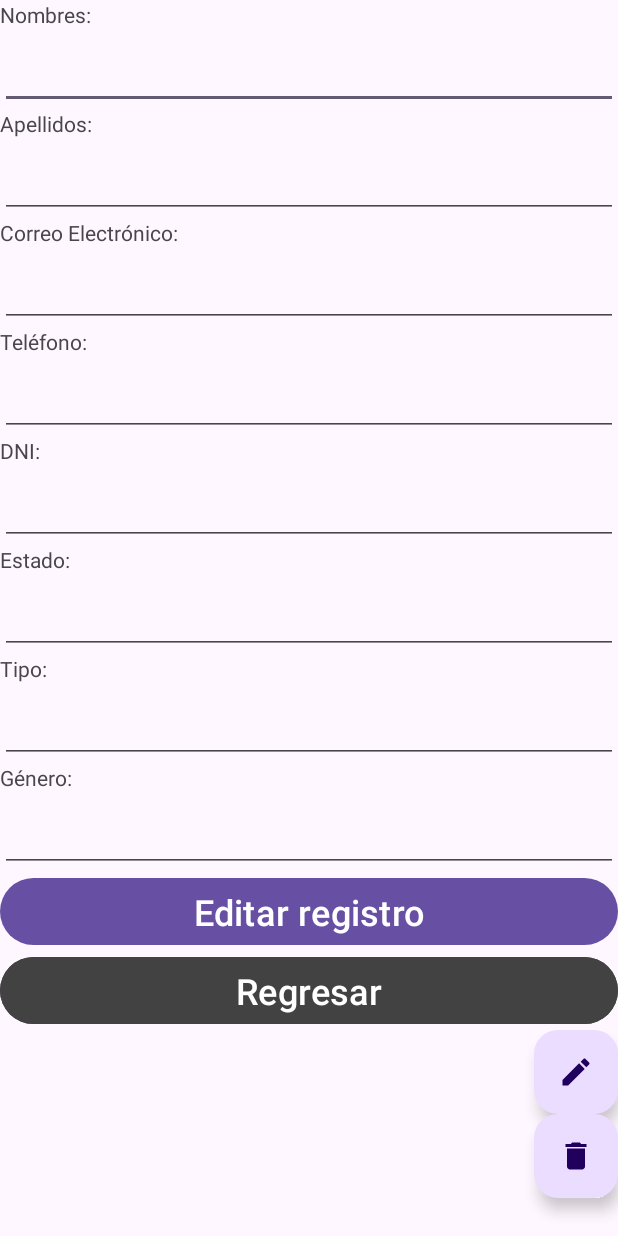
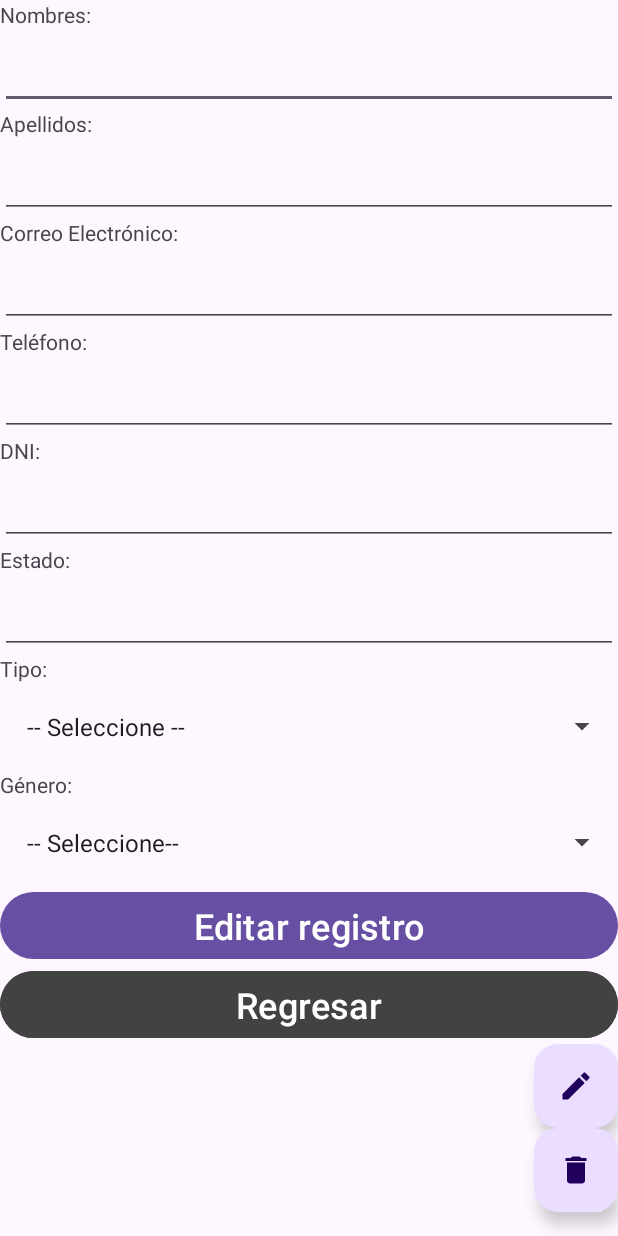
Before and after one commit to jAbensur/MyRentApp, an Android app: the ViewTenantActivity screen opened directly, with no data from a screen before it, on a phone screen of 412 x 824 dp. Run offline under Robolectric (Android 15) with nearby library versions, the phone set to English and light mode, and no system bars.

```diff
--- a/app/src/main/AndroidManifest.xml
+++ b/app/src/main/AndroidManifest.xml
@@ -19,10 +19,10 @@
             android:name="UpdateTenantActivity"
             android:exported="false" />
         <activity
-            android:name=".MainTenantActivity"
+            android:name=".NewTenantActivity"
             android:exported="false" />
         <activity
-            android:name=".NewTenantActivity"
+            android:name=".MainTenantActivity"
             android:exported="true">
             <intent-filter>
                 <action android:name="android.intent.action.MAIN" />
--- a/app/src/main/java/com/myapplication/NewTenantActivity.java
+++ b/app/src/main/java/com/myapplication/NewTenantActivity.java
@@ -37,8 +37,10 @@ public class NewTenantActivity extends AppCompatActivity {
         phoneField = findViewById(R.id.txtTnPhone);
         dniField = findViewById(R.id.txtTnDNI);
         statusField = findViewById(R.id.txtTnStatus);
+
         genderSpinner = findViewById(R.id.spnrGender);
         typeSpinner = findViewById(R.id.spnrType);
+
         saveButton = findViewById(R.id.btnSave);
         returnButton = findViewById(R.id.btnReturn);
     }
--- a/app/src/main/java/com/myapplication/UpdateTenantActivity.java
+++ b/app/src/main/java/com/myapplication/UpdateTenantActivity.java
@@ -33,8 +33,8 @@ public class UpdateTenantActivity extends AppCompatActivity {
         txtTnPhone = findViewById(R.id.txtTnPhone);
         txtTnDNI = findViewById(R.id.txtTnDNI);
         txtTnStatus = findViewById(R.id.txtTnStatus);
-        txtTnType = findViewById(R.id.txtTnType);
-        txtTnGender = findViewById(R.id.txtTnGender);
+//        txtTnType = findViewById(R.id.txtTnType);
+//        txtTnGender = findViewById(R.id.txtTnGender);
 
         btnSave = findViewById(R.id.btnSave);
         btnReturn = findViewById(R.id.btnReturn);
--- a/app/src/main/java/com/myapplication/ViewTenantActivity.java
+++ b/app/src/main/java/com/myapplication/ViewTenantActivity.java
@@ -5,8 +5,10 @@ import android.content.Intent;
 import android.os.Bundle;
 import android.text.InputType;
 import android.view.View;
+import android.widget.ArrayAdapter;
 import android.widget.Button;
 import android.widget.EditText;
+import android.widget.Spinner;
 import android.widget.Toast;
 
 import androidx.appcompat.app.AlertDialog;
@@ -18,113 +20,151 @@ import com.myapplication.viewModel.TenantViewModel;
 
 public class ViewTenantActivity extends AppCompatActivity {
 
-    EditText txtTnFirstName, txtTnLastName, txtTnEmail, txtTnPhone, txtTnDNI, txtTnStatus, txtTnType, txtTnGender;
-    Button btnSave, btnReturn;
+    private EditText firstNameField, lastNameField, emailField, phoneField, dniField, statusField;
+    private Button saveButton, returnButton;
+    private FloatingActionButton updateButton, deleteButton;
+    private Spinner genderSpinner, typeSpinner;
 
-    FloatingActionButton fabUpdate, fatDelete;
-
-    Tenant tenant;
-    int TnID = 0;
+    private Tenant tenant;
+    private int tenantId = 0;
 
     @Override
     protected void onCreate(Bundle savedInstanceState) {
         super.onCreate(savedInstanceState);
         setContentView(R.layout.activity_view_tenant);
 
-        txtTnFirstName = findViewById(R.id.txtTnFirstName);
-        txtTnLastName = findViewById(R.id.txtTnLastName);
-        txtTnEmail = findViewById(R.id.txtTnEmail);
-        txtTnPhone = findViewById(R.id.txtTnPhone);
-        txtTnDNI = findViewById(R.id.txtTnDNI);
-        txtTnStatus = findViewById(R.id.txtTnStatus);
-        txtTnType = findViewById(R.id.txtTnType);
-        txtTnGender = findViewById(R.id.txtTnGender);
+        initializeFields();
+        setupSpinners();
+        setupButtons();
 
-        btnSave = findViewById(R.id.btnSave);
-        btnReturn = findViewById(R.id.btnReturn);
-        fabUpdate = findViewById(R.id.fabUpdate);
-        fatDelete = findViewById(R.id.fatDelete);
+        tenantId = getTenantIdFromIntent(savedInstanceState);
 
-        btnReturn.setOnClickListener(new View.OnClickListener() {
-            @Override
-            public void onClick(View view) {
-                returnToMain();
-            }
+        TenantViewModel tenantViewModel = new TenantViewModel(ViewTenantActivity.this);
+        tenant = tenantViewModel.getTenantById(tenantId);
+
+        if (tenant != null) {
+            populateFields();
+            disableInputFields();
+        }
+    }
+
+    private void initializeFields() {
+        firstNameField = findViewById(R.id.txtTnFirstName);
+        lastNameField = findViewById(R.id.txtTnLastName);
+        emailField = findViewById(R.id.txtTnEmail);
+        phoneField = findViewById(R.id.txtTnPhone);
+        dniField = findViewById(R.id.txtTnDNI);
+        statusField = findViewById(R.id.txtTnStatus);
+//        typeField = findViewById(R.id.txtTnType);
+//        genderField = findViewById(R.id.txtTnGender);
+
+        genderSpinner = findViewById(R.id.spnrGender);
+        typeSpinner = findViewById(R.id.spnrType);
+
+        saveButton = findViewById(R.id.btnSave);
+        returnButton = findViewById(R.id.btnReturn);
+        updateButton = findViewById(R.id.fabUpdate);
+        deleteButton = findViewById(R.id.fatDelete);
+    }
+
+    private void setupSpinners() {
+        ArrayAdapter<CharSequence> genderAdapter = ArrayAdapter.createFromResource(this,
+                R.array.spnrGender, android.R.layout.simple_spinner_item);
+        genderAdapter.setDropDownViewResource(android.R.layout.simple_spinner_dropdown_item);
+        genderSpinner.setAdapter(genderAdapter);
+
+        ArrayAdapter<CharSequence> typeAdapter = ArrayAdapter.createFromResource(this,
+                R.array.spnrType, android.R.layout.simple_spinner_item);
+        typeAdapter.setDropDownViewResource(android.R.layout.simple_spinner_dropdown_item);
+        typeSpinner.setAdapter(typeAdapter);
+    }
+
+    private void setupButtons() {
+        returnButton.setOnClickListener(view -> returnToMain());
+
+        updateButton.setOnClickListener(view -> {
+            Intent intent = new Intent(ViewTenantActivity.this, UpdateTenantActivity.class);
+            intent.putExtra("TnID", tenantId);
+            startActivity(intent);
         });
 
-        if (savedInstanceState == null) {
-            Bundle extras = getIntent().getExtras();
-            if (extras == null) {
-                TnID = Integer.parseInt(null);
-            } else {
-                TnID = extras.getInt("TnID");
+        deleteButton.setOnClickListener(view -> showDeleteConfirmationDialog());
+    }
+
+    private int getTenantIdFromIntent(Bundle savedInstanceState) {
+        Intent intent = getIntent();
+        if (intent != null && intent.hasExtra("TnID")) {
+            return intent.getIntExtra("TnID", 0);
+        }
+        return 0;
+    }
+
+    private void populateFields() {
+        firstNameField.setText(tenant.getTnFirstName());
+        lastNameField.setText(tenant.getTnLastName());
+        emailField.setText(tenant.getTnEmail());
+        phoneField.setText(tenant.getTnPhone());
+        dniField.setText(tenant.getTnDNI());
+        statusField.setText(tenant.getTnStatus());
+
+//        typeField.setText(tenant.getTnType());
+//        genderField.setText(tenant.getTnGender());
+
+//        genderSpinner.setSelection(1);
+//        typeSpinner.setSelection(1);
+
+        setSpinnerSelection(genderSpinner, R.array.spnrGender, tenant.getTnGender());
+        setSpinnerSelection(typeSpinner, R.array.spnrType, tenant.getTnType());
+
+        saveButton.setVisibility(View.INVISIBLE);
+    }
+
+    private void setSpinnerSelection(Spinner spinner, int arrayResourceId, String value) {
+        ArrayAdapter<CharSequence> adapter = (ArrayAdapter<CharSequence>) spinner.getAdapter();
+        for (int i = 0; i < adapter.getCount(); i++) {
+            if (adapter.getItem(i).toString().equals(value)) {
+                spinner.setSelection(i);
+                break;
             }
-        } else {
-            TnID = (int) savedInstanceState.getSerializable("TnID");
         }
+    }
 
-        TenantViewModel dbContactos = new TenantViewModel(ViewTenantActivity.this);
-        tenant = dbContactos.getTenantById(TnID);
+    private void disableInputFields() {
+        firstNameField.setInputType(InputType.TYPE_NULL);
+        lastNameField.setInputType(InputType.TYPE_NULL);
+        emailField.setInputType(InputType.TYPE_NULL);
+        phoneField.setInputType(InputType.TYPE_NULL);
+        dniField.setInputType(InputType.TYPE_NULL);
+        statusField.setInputType(InputType.TYPE_NULL);
+//        typeField.setInputType(InputType.TYPE_NULL);
+//        genderField.setInputType(InputType.TYPE_NULL);
 
 
-        if (tenant != null) {
-            txtTnFirstName.setText(tenant.getTnFirstName());
-            txtTnLastName.setText(tenant.getTnLastName());
-            txtTnEmail.setText(tenant.getTnEmail());
-            txtTnPhone.setText(tenant.getTnPhone());
-            txtTnDNI.setText(tenant.getTnDNI());
-            txtTnStatus.setText(tenant.getTnStatus());
-            txtTnType.setText(tenant.getTnType());
-            txtTnGender.setText(tenant.getTnGender());
-
-            btnSave.setVisibility(View.INVISIBLE);
-
-            txtTnFirstName.setInputType(InputType.TYPE_NULL);
-            txtTnLastName.setInputType(InputType.TYPE_NULL);
-            txtTnEmail.setInputType(InputType.TYPE_NULL);
-            txtTnPhone.setInputType(InputType.TYPE_NULL);
-            txtTnDNI.setInputType(InputType.TYPE_NULL);
-            txtTnStatus.setInputType(InputType.TYPE_NULL);
-            txtTnType.setInputType(InputType.TYPE_NULL);
-            txtTnGender.setInputType(InputType.TYPE_NULL);
-        }
-
-        fabUpdate.setOnClickListener(new View.OnClickListener() {
-            @Override
-            public void onClick(View view) {
-                Intent intent = new Intent(ViewTenantActivity.this, UpdateTenantActivity.class);
-                intent.putExtra("TnID", TnID);
-                startActivity(intent);
-            }
-        });
-
-        fatDelete.setOnClickListener(new View.OnClickListener() {
-            @Override
-            public void onClick(View v) {
-                AlertDialog.Builder builder = new AlertDialog.Builder(ViewTenantActivity.this);
-                builder.setMessage("¿Desea eliminar este contacto?")
-                        .setPositiveButton("SI", new DialogInterface.OnClickListener() {
-                            @Override
-                            public void onClick(DialogInterface dialogInterface, int i) {
-                                if (dbContactos.deleteTenant(TnID)) {
-                                    returnToMain();
-                                    Toast.makeText(ViewTenantActivity.this, "Se elimino el registro", Toast.LENGTH_LONG).show();
-                                }
-                            }
-                        })
-                        .setNegativeButton("NO", new DialogInterface.OnClickListener() {
-                            @Override
-                            public void onClick(DialogInterface dialogInterface, int i) {
-                                Toast.makeText(ViewTenantActivity.this, "No se elimino el registro", Toast.LENGTH_LONG).show();
-                            }
-                        }).show();
-            }
-        });
-
+        // Interceptar clics en los Spinners
+        genderSpinner.setOnTouchListener((v, event) -> true);
+        typeSpinner.setOnTouchListener((v, event) -> true);
     }
 
-    private void returnToMain(){
+    private void showDeleteConfirmationDialog() {
+        new AlertDialog.Builder(ViewTenantActivity.this)
+                .setMessage("¿Desea eliminar este contacto?")
+                .setPositiveButton("SI", (dialogInterface, i) -> {
+                    TenantViewModel tenantViewModel = new TenantViewModel(ViewTenantActivity.this);
+                    if (tenantViewModel.deleteTenant(tenantId)) {
+                        returnToMain();
+                        showToast("Se eliminó el registro");
+                    }
+                })
+                .setNegativeButton("NO", (dialogInterface, i) -> showToast("No se eliminó el registro"))
+                .show();
+    }
+
+    private void returnToMain() {
         Intent intent = new Intent(this, MainTenantActivity.class);
         startActivity(intent);
     }
+
+    private void showToast(String message) {
+        Toast.makeText(ViewTenantActivity.this, message, Toast.LENGTH_LONG).show();
+    }
 }
--- a/app/src/main/java/com/myapplication/repository/DbRepository.java
+++ b/app/src/main/java/com/myapplication/repository/DbRepository.java
@@ -7,7 +7,7 @@ import android.database.sqlite.SQLiteOpenHelper;
 import androidx.annotation.Nullable;
 
 public class DbRepository extends SQLiteOpenHelper {
-    private static final int DATABASE_VERSION = 2;
+    private static final int DATABASE_VERSION = 3;
     private static final String DATABASE_NAME = "rent.db";
     public static final String TABLE_TENANT = "t_Tenant";
 
--- a/app/src/main/res/layout/activity_view_tenant.xml
+++ b/app/src/main/res/layout/activity_view_tenant.xml
@@ -98,13 +98,22 @@
         android:layout_height="wrap_content"
         android:text="@string/hint_TnType" />
 
-    <EditText
-        android:id="@+id/txtTnType"
+<!--    <EditText-->
+<!--        android:id="@+id/txtTnType"-->
+<!--        android:layout_width="match_parent"-->
+<!--        android:layout_height="wrap_content"-->
+<!--        android:ems="10"-->
+<!--        android:inputType="text"-->
+<!--        android:textSize="24sp" />-->
+
+    <Spinner
+        android:id="@+id/spnrType"
         android:layout_width="match_parent"
         android:layout_height="wrap_content"
-        android:ems="10"
-        android:inputType="text"
-        android:textSize="24sp" />
+        android:padding="10dp"
+        android:textSize="24sp"
+        android:layout_marginTop="8dp"
+        android:layout_marginBottom="8dp"/>
 
     <TextView
         android:id="@+id/viewGenero"
@@ -112,13 +121,22 @@
         android:layout_height="wrap_content"
         android:text="@string/hint_TnGender" />
 
-    <EditText
-        android:id="@+id/txtTnGender"
+<!--    <EditText-->
+<!--        android:id="@+id/txtTnGender"-->
+<!--        android:layout_width="match_parent"-->
+<!--        android:layout_height="wrap_content"-->
+<!--        android:ems="10"-->
+<!--        android:inputType="text"-->
+<!--        android:textSize="24sp" />-->
+
+    <Spinner
+        android:id="@+id/spnrGender"
         android:layout_width="match_parent"
         android:layout_height="wrap_content"
-        android:ems="10"
-        android:inputType="text"
-        android:textSize="24sp" />
+        android:padding="10dp"
+        android:textSize="24sp"
+        android:layout_marginTop="8dp"
+        android:layout_marginBottom="8dp"/>
 
     <Button
         android:id="@+id/btnSave"
--- a/app/src/main/res/values/strings.xml
+++ b/app/src/main/res/values/strings.xml
@@ -20,13 +20,14 @@
         <item name="spnrItm1">-- Seleccione--</item>
         <item name="spnrItm2">Masculino</item>
         <item name="spnrItm3">Femenino</item>
+        <item name="spnrItm4">Prefiero no decirlo</item>
     </string-array>
 
     <string-array name="spnrType">
         <item name="spnrItm1">-- Seleccione --</item>
         <item name="spnrItm2">Universitario UNU</item>
-        <item name="spnrItm3">Preuniversitartio UNU</item>
-        <item name="spnrItm4">Universitario UTP</item>
+        <item name="spnrItm3">Pre-universitario UNU</item>
+        <item name="spnrItm4">Tecnólogo Suiza</item>
         <item name="spnrItm5">Otro</item>
     </string-array>
 
```
